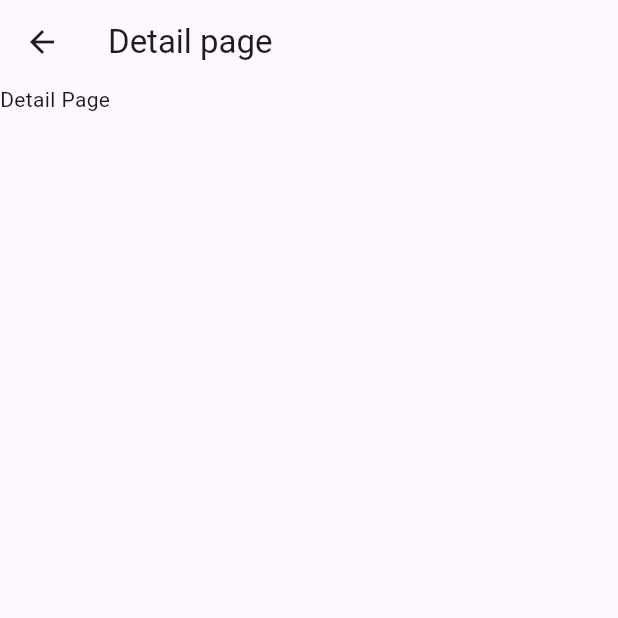
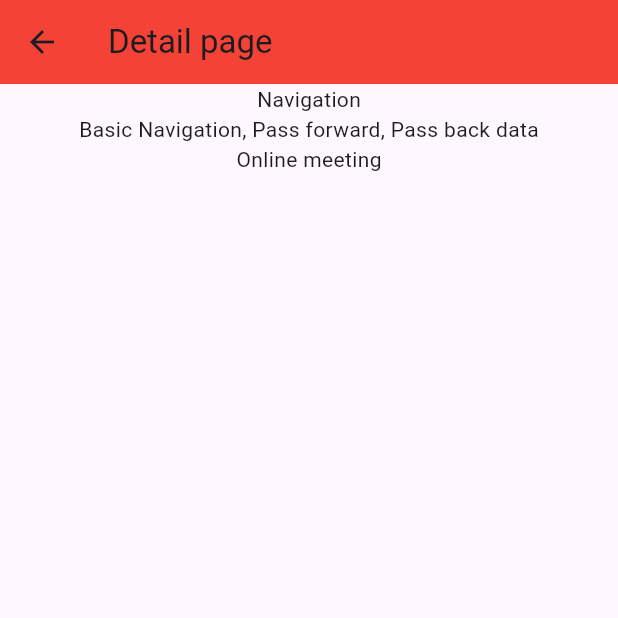
Before and after one commit to wanmuz86/flutter-day2-may24-todos, a Flutter app: the screen it shows after launch, after a tap on "Navigation", on a phone screen of 412 x 824 dp, the top half of it. Run offline on Flutter 3.47's test engine with Material 3 defaults, Android fonts, the phone set to English and light mode, and no system bars.

Commit message:
pass forward data

```diff
--- a/lib/widgets/detail.dart
+++ b/lib/widgets/detail.dart
@@ -1,13 +1,23 @@
 import 'package:flutter/material.dart';
 
 class DetailPage extends StatelessWidget {
-  const DetailPage({super.key});
+  final Map<String,String> item; // create a variable item, of type Map<String,String>
+
+  DetailPage({required this.item});
 
   @override
   Widget build(BuildContext context) {
     return Scaffold(
-      appBar: AppBar(title: Text("Detail page"),),
-      body: Text("Detail Page"),
+      appBar: AppBar(title: Text("Detail page"),backgroundColor: Colors.red,),
+      body: Center(
+        child: Column(
+          children: [
+            Text(item["name"]!),
+            Text(item["desc"]!),
+            Text(item["place"]!)
+          ],
+        ),
+      ),
     );
   }
 }
--- a/lib/widgets/home.dart
+++ b/lib/widgets/home.dart
@@ -64,7 +64,7 @@ class _HomePageState extends State<HomePage> {
                 subtitle: Text(_todos[index]["place"]!),
                 trailing: Icon(Icons.chevron_right),
                 onTap: (){
-                  Navigator.push(context,MaterialPageRoute(builder: (context)=>DetailPage()));
+                  Navigator.push(context,MaterialPageRoute(builder: (context)=>DetailPage(item:_todos[index])));
                 },
               ),
             );
```
